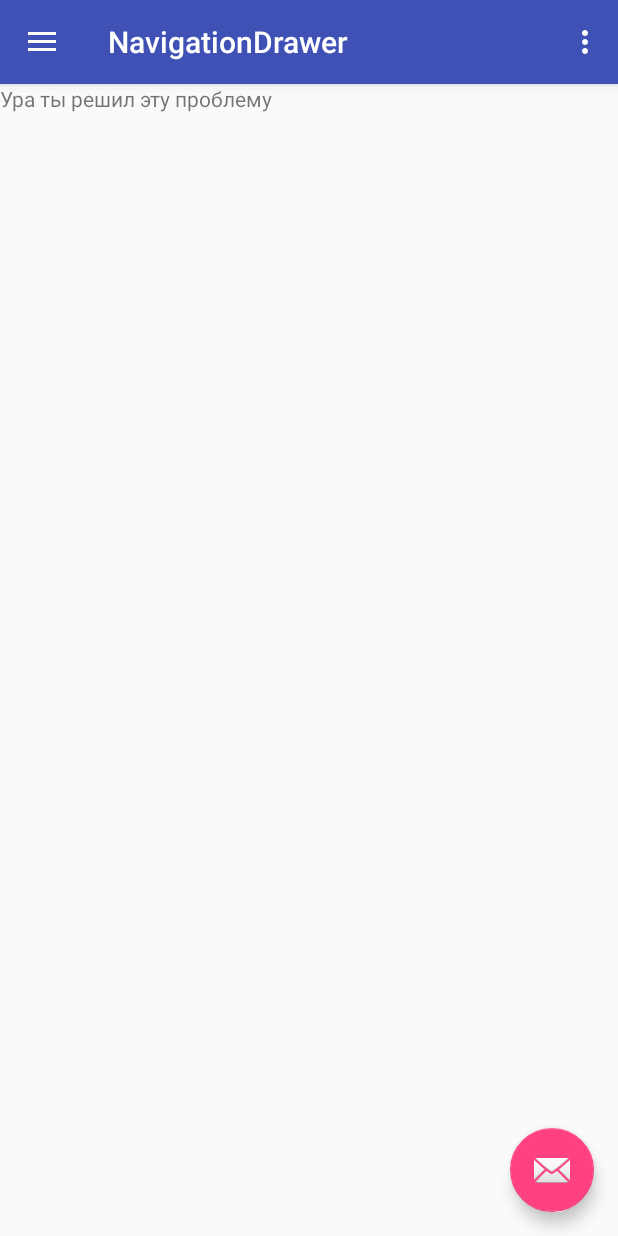
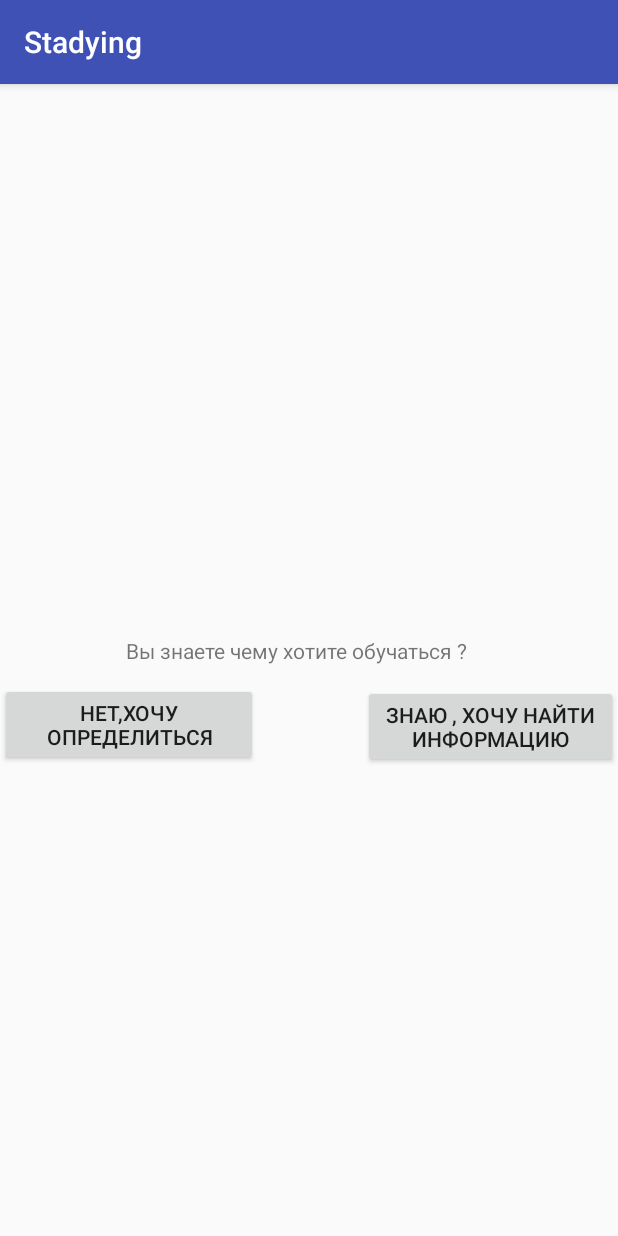
Before and after one commit to AlFilippov/StadyingMap, an Android app: the ChoiceOfProfession screen opened directly, with no data from a screen before it, after a tap on "ГОТОВО", on a phone screen of 412 x 824 dp. Run offline under Robolectric (Android 15) with nearby library versions, the phone set to English and light mode, and no system bars; 6 statements that could not run were skipped.

Commit message:
update 09.02.2019 new methods new classes

```diff
--- a/app/build.gradle
+++ b/app/build.gradle
@@ -16,6 +16,10 @@ android {
             proguardFiles getDefaultProguardFile('proguard-android.txt'), 'proguard-rules.pro'
         }
     }
+    compileOptions {
+        sourceCompatibility = '1.8'
+        targetCompatibility = '1.8'
+    }
 }
 
 dependencies {
@@ -28,5 +32,6 @@ dependencies {
     implementation 'com.android.support:recyclerview-v7:28.0.0'
     implementation 'com.android.support:appcompat-v7:28.0.0'
     implementation 'com.android.support:design:28.0.0'
+    implementation 'com.android.support:cardview-v7:28.0.0'
 
 }
--- a/app/src/main/java/com/dom/stadying/QuestionFragment1.java
+++ b/app/src/main/java/com/dom/stadying/ChoiceOfProfession.java
@@ -12,18 +12,19 @@ import android.widget.Button;
 import android.widget.SeekBar;
 import android.widget.TextView;
 
-public class QuestionFragment1 extends Fragment implements SeekBar.OnSeekBarChangeListener {
-private static final String  HUMANITIES_AND_ART = "human_art";
-private static final String  COMPUTER_SCIENCE = "computer_science";
-private static final String  DEFAULT_KEY = "default";
+public class ChoiceOfProfession extends Fragment implements SeekBar.OnSeekBarChangeListener {
+    private static final String HUMANITIES_AND_ART = "human_art";
+    private static final String COMPUTER_SCIENCE = "computer_science";
+    private static final String DEFAULT_KEY = "default";
 
     private Button mFragmentButton;
     private OnFragmentInteractionListener mListener;
     private int mTextView;
     private String mKey;
+
     @Override
     public View onCreateView(@NonNull LayoutInflater inflater, @Nullable ViewGroup container, @Nullable Bundle savedInstanceState) {
-        View qView = inflater.inflate(R.layout.question_fragment1, container, false);
+        View qView = inflater.inflate(R.layout.choice_profession, container, false);
         SeekBar seekBarHumanandArt = qView.findViewById(R.id.seekbar_ha);
         SeekBar seekBarComputerScience = qView.findViewById(R.id.seekbar_cs);
         TextView ExampleTextView = qView.findViewById(R.id.textview);
@@ -63,15 +64,15 @@ private static final String  DEFAULT_KEY = "default";
         switch (seekBar.getId()) {
             case R.id.seekbar_ha:
                 setTextView(progress);
-               setKey(HUMANITIES_AND_ART);
+                setKey(HUMANITIES_AND_ART);
                 break;
             case R.id.seekbar_cs:
                 setKey(COMPUTER_SCIENCE);
                 setTextView(progress);
                 break;
-                default:
-                    setKey(DEFAULT_KEY);
-                    break;
+            default:
+                setKey(DEFAULT_KEY);
+                break;
 
 
         }
@@ -89,7 +90,7 @@ private static final String  DEFAULT_KEY = "default";
 
     //Вложенный интерфейс для взаимодействия с активити
     interface OnFragmentInteractionListener {
-        void OnFragmentInteraction(int value_seekbar,String key);
+        void OnFragmentInteraction(int value_seekbar, String key);
 
     }
 
@@ -106,7 +107,7 @@ private static final String  DEFAULT_KEY = "default";
         int b = getTextView();
         String c = getKey();
         //Передаем некоторое значение , по которому будем судить
-        mListener.OnFragmentInteraction(b,c);
+        mListener.OnFragmentInteraction(b, c);
     }
 
     public void saveBar(int b) {
--- a/app/src/main/java/com/dom/stadying/NavigationDrawer.java
+++ b/app/src/main/java/com/dom/stadying/NavigationDrawer.java
@@ -18,22 +18,16 @@ import java.util.HashMap;
 import java.util.Map;
 
 public class NavigationDrawer extends MainActivity
-        implements NavigationView.OnNavigationItemSelectedListener , QuestionFragment1.OnFragmentInteractionListener
-{
+        implements NavigationView.OnNavigationItemSelectedListener, ChoiceOfProfession.OnFragmentInteractionListener {
 
     @Override
     protected void onCreate(Bundle savedInstanceState) {
         super.onCreate(savedInstanceState);
         setContentView(R.layout.activity_navigation_drawer);
-        FragmentManager fragmentManager = getSupportFragmentManager();
-        FragmentTransaction ft = fragmentManager.beginTransaction();
-        QuestionFragment1 questionFragment1 = new QuestionFragment1();
-        ft.add(R.id.container, questionFragment1);
-        ft.commit();
         Toolbar toolbar = (Toolbar) findViewById(R.id.toolbar);
         setSupportActionBar(toolbar);
-//TODO:Значок конверта - переделать в Задачи
-        FloatingActionButton fab = (FloatingActionButton) findViewById(R.id.fab);
+//TODO:Значок конверта - переделать в Избранное
+        FloatingActionButton fab = findViewById(R.id.fab);
         fab.setOnClickListener(new View.OnClickListener() {
             @Override
             public void onClick(View view) {
@@ -42,16 +36,21 @@ public class NavigationDrawer extends MainActivity
             }
         });
 //TODO:Инициадизируется общий экран - подумать,что там может находится
-        DrawerLayout drawer = (DrawerLayout) findViewById(R.id.drawer_layout);
+        DrawerLayout drawer = findViewById(R.id.drawer_layout);
+
         ActionBarDrawerToggle toggle = new ActionBarDrawerToggle(
                 this, drawer, toolbar, R.string.navigation_drawer_open, R.string.navigation_drawer_close);
         drawer.addDrawerListener(toggle);
         toggle.syncState();
-        NavigationView navigationView = (NavigationView) findViewById(R.id.nav_view);
+        NavigationView navigationView = findViewById(R.id.nav_view);
         navigationView.setNavigationItemSelectedListener(this);
+
     }
-    Map<Integer, String> dataquestions = new HashMap<Integer, String>();
-//TODO:Проверяется были ли ответы на вопросы , если да то переходим на след.экран - доделать след.экран
+
+
+    //TODO:Проверяется были ли ответы на вопросы , если да то переходим на след.экран - доделать след.экран
+    Map<Integer, String> dataquestions = new HashMap<>();
+
     @Override
     public void OnFragmentInteraction(int value_seekbar, String keys) {
         dataquestions.put(value_seekbar, keys);
@@ -60,14 +59,18 @@ public class NavigationDrawer extends MainActivity
             FragmentManager fm = getSupportFragmentManager();
             FragmentTransaction ft = fm.beginTransaction();
             ft.addToBackStack(null);
-            QuestionFragment2 qf2 = new QuestionFragment2();
+            ProfessionDefinition qf2 = new ProfessionDefinition();
             ft.replace(R.id.container, qf2);
             fm.popBackStack();
             ft.commit();
 
+        } else if (dataquestions.containsKey("computer_science")) {
+
+        } else if (dataquestions.containsKey("human_art")) {
 
         }
     }
+
     //Проверяется открыта ли шторка , при нажатии кнопки назад
     @Override
     public void onBackPressed() {
@@ -110,7 +113,11 @@ public class NavigationDrawer extends MainActivity
         if (id == R.id.nav_news) {
             // Handle the camera action
         } else if (id == R.id.nav_lessons) {
-
+            FragmentManager fragmentManager = getSupportFragmentManager();
+            FragmentTransaction ft = fragmentManager.beginTransaction();
+            ChoiceOfProfession choiceOfProfession = new ChoiceOfProfession();
+            ft.add(R.id.container, choiceOfProfession);
+            ft.commit();
         } else if (id == R.id.nav_tasks) {
 
         } else if (id == R.id.nav_settings) {
@@ -120,7 +127,8 @@ public class NavigationDrawer extends MainActivity
         } else if (id == R.id.nav_send) {
 
         }
-
+        item.setChecked(true);
+        setTitle(item.getTitle());
         DrawerLayout drawer = (DrawerLayout) findViewById(R.id.drawer_layout);
         drawer.closeDrawer(GravityCompat.START);
         return true;
--- /dev/null
+++ b/app/src/main/java/com/dom/stadying/ParameterTransfer.java
@@ -0,0 +1,5 @@
+package com.dom.stadying;
+
+public interface ParameterTransfer {
+    void parameterTransfer(String key);
+}
--- /dev/null
+++ b/app/src/main/java/com/dom/stadying/ProfessionDefinition.java
@@ -0,0 +1,127 @@
+package com.dom.stadying;
+
+import android.os.Bundle;
+import android.support.annotation.NonNull;
+import android.support.annotation.Nullable;
+import android.support.v4.app.Fragment;
+import android.view.LayoutInflater;
+import android.view.View;
+import android.view.ViewGroup;
+import android.widget.Button;
+import android.widget.TextView;
+
+import java.util.ArrayList;
+import java.util.List;
+
+public class ProfessionDefinition extends Fragment {
+    private TextView textview;
+    private static List<ProfessionalDefinition> ProfessionOnePart = new ArrayList<>();
+    private static List<ProfessionalDefinition> ProfessionTwoPart = new ArrayList<>();
+    private static List<ProfessionalDefinition> ProfessionThreePart = new ArrayList<>();
+    private int mQuestionCount;
+    private Button mOnePartButton;
+    private Button mTwoPartButton;
+
+    @Nullable
+    @Override
+    public View onCreateView(@NonNull LayoutInflater inflater, @Nullable ViewGroup container, @Nullable Bundle savedInstanceState) {
+        View ProfDef = inflater.inflate(R.layout.profession_definition, container, false);
+        textview = ProfDef.findViewById(R.id.askMe1);
+        initializeObjectProfession();
+        mOnePartButton.findViewById(R.id.OnePartButton);
+        mOnePartButton.setText(ProfessionOnePart.get(0).getProfession());
+        mTwoPartButton.setText(ProfessionTwoPart.get(0).getProfession());
+        mOnePartButton.setOnClickListener(view -> {
+            if (mQuestionCount == 0) {
+                ProfessionThreePart.add(ProfessionOnePart.get(mQuestionCount));
+            } else {
+                mOnePartButton.setText(ProfessionOnePart.get(mQuestionCount).getProfession());
+                mTwoPartButton.setText(ProfessionTwoPart.get(mQuestionCount).getProfession());
+                ProfessionThreePart.add(ProfessionOnePart.get(mQuestionCount));
+            }
+            mQuestionCount++;
+
+        });
+        mTwoPartButton.findViewById(R.id.TwoPartButton);
+        mTwoPartButton.setOnClickListener(view -> {
+            if (mQuestionCount == 0) {
+                ProfessionThreePart.add(ProfessionTwoPart.get(mQuestionCount));
+            } else {
+                mOnePartButton.setText(ProfessionOnePart.get(mQuestionCount).getProfession());
+                mTwoPartButton.setText(ProfessionTwoPart.get(mQuestionCount).getProfession());
+                ProfessionThreePart.add(ProfessionTwoPart.get(mQuestionCount));
+            }
+            mQuestionCount++;
+
+
+        });
+
+        return ProfDef;
+    }
+
+    private void initializeObjectProfession() {
+        ProfessionOnePart.add(new ProfessionalDefinition(1, 0, "Автомеханик"));
+        ProfessionOnePart.add(new ProfessionalDefinition(2, 1, "Специалист по информационной безопасности"));
+        ProfessionOnePart.add(new ProfessionalDefinition(4, 2, "Оператор связи"));
+        ProfessionOnePart.add(new ProfessionalDefinition(1, 3, "Водитель"));
+        ProfessionOnePart.add(new ProfessionalDefinition(2, 4, "Инженер-конструктор"));
+        ProfessionOnePart.add(new ProfessionalDefinition(4, 5, "Авиадиспетчер"));
+        ProfessionOnePart.add(new ProfessionalDefinition(1, 6, "Ветеринар"));
+        ProfessionOnePart.add(new ProfessionalDefinition(2, 7, "Разработчик-игр "));
+        ProfessionOnePart.add(new ProfessionalDefinition(4, 8, "Лаборант"));
+        ProfessionOnePart.add(new ProfessionalDefinition(1, 9, "Агроном"));
+        ProfessionOnePart.add(new ProfessionalDefinition(2, 10, "Селекционер"));
+        ProfessionOnePart.add(new ProfessionalDefinition(4, 11, "Маркетолог"));
+        ProfessionOnePart.add(new ProfessionalDefinition(1, 12, "Массажист"));
+        ProfessionOnePart.add(new ProfessionalDefinition(2, 13, "Преподаватель"));
+        ProfessionOnePart.add(new ProfessionalDefinition(4, 14, "Администратор заведений"));
+        ProfessionOnePart.add(new ProfessionalDefinition(1, 15, "Официант"));
+        ProfessionOnePart.add(new ProfessionalDefinition(2, 16, "Психолог"));
+        ProfessionOnePart.add(new ProfessionalDefinition(4, 17, "Страховой агент"));
+        ProfessionOnePart.add(new ProfessionalDefinition(1, 18, "Ювелир-гравер"));
+        ProfessionOnePart.add(new ProfessionalDefinition(2, 19, "Искусствовед"));
+        ProfessionOnePart.add(new ProfessionalDefinition(4, 20, "Редактор"));
+        ProfessionOnePart.add(new ProfessionalDefinition(1, 21, "Дизайнер интерьера"));
+        ProfessionOnePart.add(new ProfessionalDefinition(2, 23, "Тестировщик ПО"));
+        ProfessionOnePart.add(new ProfessionalDefinition(4, 24, "Копирайтер"));
+        ProfessionOnePart.add(new ProfessionalDefinition(2, 25, "Системный администратор"));
+        ProfessionOnePart.add(new ProfessionalDefinition(2, 26, "Лингвист"));
+        ProfessionOnePart.add(new ProfessionalDefinition(4, 27, "Корректор"));
+        ProfessionOnePart.add(new ProfessionalDefinition(1, 28, "Наборщик текстов"));
+        ProfessionOnePart.add(new ProfessionalDefinition(2, 29, "Программист"));
+        ProfessionOnePart.add(new ProfessionalDefinition(4, 30, "Бухгалтер"));
+
+        ProfessionTwoPart.add(new ProfessionalDefinition(3, 0, "Физиотерапевт"));
+        ProfessionTwoPart.add(new ProfessionalDefinition(5, 1, "Специалист по логистике"));
+        ProfessionTwoPart.add(new ProfessionalDefinition(6, 2, "Кинооператор"));
+        ProfessionTwoPart.add(new ProfessionalDefinition(3, 3, "Кассир"));
+        ProfessionTwoPart.add(new ProfessionalDefinition(5, 4, "Менеджер по автопродажам"));
+        ProfessionTwoPart.add(new ProfessionalDefinition(6, 5, "Web-дизайнер"));
+        ProfessionTwoPart.add(new ProfessionalDefinition(3, 6, "Эколог"));
+        ProfessionTwoPart.add(new ProfessionalDefinition(5, 7, "Фермер"));
+        ProfessionTwoPart.add(new ProfessionalDefinition(6, 8, "SEO-специалист "));
+        ProfessionTwoPart.add(new ProfessionalDefinition(3, 9, "Санитарный врач"));
+        ProfessionTwoPart.add(new ProfessionalDefinition(5, 10, "Заготовитель сельхозпродуктов"));
+        ProfessionTwoPart.add(new ProfessionalDefinition(6, 11, "Ландшафтный дизайнер"));
+        ProfessionTwoPart.add(new ProfessionalDefinition(3, 12, "Воспитатель"));
+        ProfessionTwoPart.add(new ProfessionalDefinition(5, 13, "Предприниматель"));
+        ProfessionTwoPart.add(new ProfessionalDefinition(6, 14, "Художник-мультипликатор"));
+        ProfessionTwoPart.add(new ProfessionalDefinition(3, 15, "Врач"));
+        ProfessionTwoPart.add(new ProfessionalDefinition(5, 16, "Торговый агент"));
+        ProfessionTwoPart.add(new ProfessionalDefinition(6, 17, "Хореограф"));
+        ProfessionTwoPart.add(new ProfessionalDefinition(3, 18, "Журналист"));
+        ProfessionTwoPart.add(new ProfessionalDefinition(5, 19, "Продюссер"));
+        ProfessionTwoPart.add(new ProfessionalDefinition(6, 21, "Музыкант"));
+        ProfessionTwoPart.add(new ProfessionalDefinition(3, 22, "Экскурсовод"));
+        ProfessionTwoPart.add(new ProfessionalDefinition(5, 23, "Арт-директор"));
+        ProfessionTwoPart.add(new ProfessionalDefinition(6, 24, "Актер театра и кино"));
+        ProfessionTwoPart.add(new ProfessionalDefinition(3, 25, "Гид-переводчик"));
+        ProfessionTwoPart.add(new ProfessionalDefinition(5, 26, "Антикризисный управляющий"));
+        ProfessionTwoPart.add(new ProfessionalDefinition(6, 27, "Художественный редактор"));
+        ProfessionTwoPart.add(new ProfessionalDefinition(3, 28, "Юрисконсультр"));
+        ProfessionTwoPart.add(new ProfessionalDefinition(5, 29, "Брокер"));
+        ProfessionTwoPart.add(new ProfessionalDefinition(6, 30, "Литературный переводчик"));
+    }
+
+
+}
--- /dev/null
+++ b/app/src/main/java/com/dom/stadying/ProfessionalDefinition.java
@@ -0,0 +1,42 @@
+package com.dom.stadying;
+
+import java.util.Objects;
+
+public class ProfessionalDefinition extends MainActivity {
+    private final int mIdDefiniton;
+    private final int mIndexDefinition;
+    private final String mProfession;
+
+    public ProfessionalDefinition(int idDefiniton, int indexDefinition, String profession) {
+        mIdDefiniton = idDefiniton;
+        mIndexDefinition = indexDefinition;
+        mProfession = profession;
+    }
+
+    public int getIdDefiniton() {
+        return mIdDefiniton;
+    }
+
+    public int getIndexDefinition() {
+        return mIndexDefinition;
+    }
+
+    public String getProfession() {
+        return mProfession;
+    }
+
+    @Override
+    public boolean equals(Object o) {
+        if (this == o) return true;
+        if (o == null || getClass() != o.getClass()) return false;
+        ProfessionalDefinition that = (ProfessionalDefinition) o;
+        return mIdDefiniton == that.mIdDefiniton &&
+                mIndexDefinition == that.mIndexDefinition &&
+                Objects.equals(mProfession, that.mProfession);
+    }
+
+    @Override
+    public int hashCode() {
+        return Objects.hash(mIdDefiniton, mIndexDefinition, mProfession);
+    }
+}
--- a/app/src/main/java/com/dom/stadying/QuestionActivity.java
+++ b/app/src/main/java/com/dom/stadying/QuestionActivity.java
@@ -3,11 +3,11 @@ package com.dom.stadying;
 import android.os.Bundle;
 import android.support.v4.app.FragmentManager;
 import android.support.v4.app.FragmentTransaction;
+
 import java.util.HashMap;
 import java.util.Map;
-import java.util.Set;
 
-public class QuestionActivity extends MainActivity implements QuestionFragment1.OnFragmentInteractionListener {
+public class QuestionActivity extends MainActivity implements ChoiceOfProfession.OnFragmentInteractionListener {
 
     @Override
     public void onCreate(Bundle savedInstanceState) {
@@ -15,8 +15,8 @@ public class QuestionActivity extends MainActivity implements QuestionFragment1.
         setContentView(R.layout.activity_question);
         FragmentManager fragmentManager = getSupportFragmentManager();
         FragmentTransaction ft = fragmentManager.beginTransaction();
-        QuestionFragment1 questionFragment1 = new QuestionFragment1();
-        ft.add(R.id.container, questionFragment1);
+        ChoiceOfProfession choiceOfProfession = new ChoiceOfProfession();
+        ft.add(R.id.container, choiceOfProfession);
         ft.commit();
         //Обратиться к переменной фрагмента , чтобы получить даннные по нажатию кнопок
     }
@@ -26,12 +26,12 @@ public class QuestionActivity extends MainActivity implements QuestionFragment1.
     @Override
     public void OnFragmentInteraction(int value_seekbar, String keys) {
         dataquestions.put(value_seekbar, keys);
-        if(!dataquestions.containsKey("default")){
+        if (!dataquestions.containsKey("default")) {
 //        if (value_seekbar != 0 && key.equals("human_art")) {
             FragmentManager fm = getSupportFragmentManager();
             FragmentTransaction ft = fm.beginTransaction();
             ft.addToBackStack(null);
-        QuestionFragment2 qf2 = new QuestionFragment2();
+            ProfessionDefinition qf2 = new ProfessionDefinition();
             ft.replace(R.id.container, qf2);
             fm.popBackStack();
             ft.commit();
--- a/app/src/main/java/com/dom/stadying/QuestionFragment2.java
+++ /dev/null
@@ -1,31 +0,0 @@
-package com.dom.stadying;
-
-import android.os.Bundle;
-import android.support.annotation.NonNull;
-import android.support.annotation.Nullable;
-import android.support.v4.app.Fragment;
-import android.support.v4.app.FragmentManager;
-import android.support.v4.app.FragmentTransaction;
-import android.view.LayoutInflater;
-import android.view.View;
-import android.view.ViewGroup;
-import android.content.Context;
-import android.widget.Button;
-import android.widget.TextView;
-
-public class QuestionFragment2 extends Fragment {
-private TextView textview ;
-    @Nullable
-    @Override
-    public View onCreateView(@NonNull LayoutInflater inflater, @Nullable ViewGroup container, @Nullable Bundle savedInstanceState) {
-       View q2View = inflater.inflate(R.layout.question_fragment2,container,false);
-        textview = q2View.findViewById(R.id.decided);
-       //Создать более точную информацию
-//Bundle bundle = new Bundle();
-//        int seekBar_HA = bundle.getInt("SeekBar");
-
-        return q2View;
-    }
-
-
-}
--- /dev/null
+++ b/app/src/main/res/layout/profession_definition.xml
@@ -0,0 +1,41 @@
+<?xml version="1.0" encoding="utf-8"?>
+<RelativeLayout xmlns:android="http://schemas.android.com/apk/res/android"
+    xmlns:tools="http://schemas.android.com/tools"
+    android:layout_width="match_parent"
+    android:layout_height="match_parent">
+
+    <Button
+
+        android:id="@+id/OnePartButton"
+        android:layout_width="wrap_content"
+        android:layout_height="wrap_content"
+        android:layout_below="@+id/askMe1"
+        android:layout_marginTop="0dp"
+        android:layout_marginRight="-88dp"
+        android:layout_toLeftOf="@+id/askMe1"
+        android:text="@string/wdefinition"
+        tools:layout_editor_absoluteX="81dp"
+        tools:layout_editor_absoluteY="354dp" />
+
+    <TextView
+        android:id="@+id/askMe1"
+        android:layout_width="244dp"
+        android:layout_height="31dp"
+        android:layout_centerInParent="true"
+
+        android:text="@string/askMe"
+        tools:layout_editor_absoluteX="156dp"
+        tools:layout_editor_absoluteY="253dp" />
+
+    <Button
+        android:id="@+id/TwoPartButton"
+        android:layout_width="wrap_content"
+        android:layout_height="wrap_content"
+        android:layout_below="@+id/askMe1"
+        android:layout_marginLeft="-86dp"
+        android:layout_marginTop="1dp"
+        android:layout_toRightOf="@+id/askMe1"
+        android:text="@string/ydecided"
+        tools:layout_editor_absoluteX="218dp"
+        tools:layout_editor_absoluteY="354dp" />
+</RelativeLayout>
--- a/app/src/main/res/layout/question_fragment2.xml
+++ /dev/null
@@ -1,16 +0,0 @@
-<?xml version="1.0" encoding="utf-8"?>
-<android.support.constraint.ConstraintLayout
-    xmlns:android="http://schemas.android.com/apk/res/android"
-    xmlns:app="http://schemas.android.com/apk/res-auto"
-    xmlns:tools="http://schemas.android.com/tools"
-    android:layout_width="match_parent"
-    android:layout_height="match_parent"
-    android:id="@+id/question_fragment2">
-
-<TextView
-    android:layout_width="match_parent"
-    android:layout_height="match_parent"
-    android:text="Ура ты решил эту проблему "
-    android:id="@+id/decided"/>
-
-</android.support.constraint.ConstraintLayout>
--- a/app/src/main/res/values/strings.xml
+++ b/app/src/main/res/values/strings.xml
@@ -19,15 +19,18 @@
     <string name="title_activity_navigation_drawer">NavigationDrawer</string>
     <string name="navigation_drawer_open">Open navigation drawer</string>
     <string name="navigation_drawer_close">Close navigation drawer</string>
-    <string name="nav_header_title">Android Studio</string>
-    <string name="nav_header_subtitle">android.studio@android.com</string>
+    <string name="nav_header_title">Guest</string>
+    <string name="nav_header_subtitle">Guest@gmail.com</string>
     <string name="nav_header_desc">Navigation header</string>
     <string name="action_settings">Settings</string>
     <string name="nav_news">Новости</string>
-    <string name="nav_lessons">Уроки</string>
-    <string name="nav_tasks">Задачи</string>
+    <string name="nav_lessons">Обучение</string>
+    <string name="nav_tasks">Избранное</string>
     <string name="nav_settings">Настройки</string>
     <string name="communicate">Communicate</string>
     <string name="share">Share</string>
     <string name="send">Send</string>
+    <string name="askMe">Вы знаете чему хотите обучаться ?</string>
+    <string name="wdefinition">Нет,хочу определиться</string>
+    <string name="ydecided">Знаю , хочу найти информацию</string>
 </resources>
```
Also changed, not shown: app/src/main/java/com/dom/stadying/AskMe.java (added, +73 -0 lines), app/src/main/java/com/dom/stadying/MainActivity.java (+2 -6 lines), app/src/main/res/layout/ask_me.xml (added, +41 -0 lines), app/src/main/res/layout/choice_profession.xml (renamed from app/src/main/res/layout/question_fragment1.xml). Lines whose indentation alone changed are shown as unchanged.
